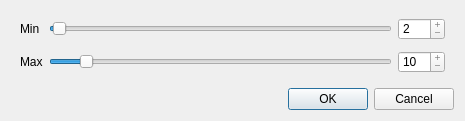
opentrack/opentrack, file ftnoir_filter_ewma2/ftnoir_ewma_filtercontrols.ui: the form before one commit.
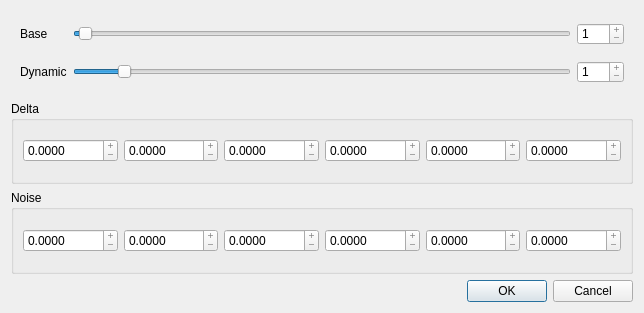
The form after the commit. Icons and pictures are not drawn.

Commit message: show delta/noise alphas in UI for debugging

```diff
--- a/ftnoir_filter_ewma2/ftnoir_ewma_filtercontrols.ui
+++ b/ftnoir_filter_ewma2/ftnoir_ewma_filtercontrols.ui
@@ -9,8 +9,8 @@
    <rect>
     <x>0</x>
     <y>0</y>
-    <width>465</width>
-    <height>121</height>
+    <width>644</width>
+    <height>313</height>
    </rect>
   </property>
   <property name="windowTitle">
@@ -51,7 +51,7 @@
          <string notr="true"/>
         </property>
         <property name="text">
-         <string>Max</string>
+         <string>Dynamic</string>
         </property>
        </widget>
       </item>
@@ -76,13 +76,13 @@
          <number>1</number>
         </property>
         <property name="maximum">
-         <number>120</number>
+         <number>100</number>
         </property>
         <property name="singleStep">
          <number>5</number>
         </property>
         <property name="value">
-         <number>2</number>
+         <number>1</number>
         </property>
        </widget>
       </item>
@@ -107,13 +107,13 @@
          <number>1</number>
         </property>
         <property name="maximum">
-         <number>120</number>
+         <number>100</number>
         </property>
         <property name="singleStep">
          <number>5</number>
         </property>
         <property name="value">
-         <number>10</number>
+         <number>1</number>
         </property>
        </widget>
       </item>
@@ -163,7 +163,7 @@
          <string notr="true"/>
         </property>
         <property name="text">
-         <string>Min</string>
+         <string>Base</string>
         </property>
        </widget>
       </item>
@@ -198,6 +198,288 @@
      </layout>
     </widget>
    </item>
+   <item>
+    <widget class="QGroupBox" name="groupBox">
+     <property name="title">
+      <string>Delta</string>
+     </property>
+     <layout class="QHBoxLayout" name="horizontalLayout">
+      <item>
+       <widget class="QDoubleSpinBox" name="d0">
+        <property name="readOnly">
+         <bool>true</bool>
+        </property>
+        <property name="buttonSymbols">
+         <enum>QAbstractSpinBox::PlusMinus</enum>
+        </property>
+        <property name="decimals">
+         <number>4</number>
+        </property>
+        <property name="minimum">
+         <double>-99.000000000000000</double>
+        </property>
+        <property name="maximum">
+         <double>99.000000000000000</double>
+        </property>
+        <property name="singleStep">
+         <double>0.000000000000000</double>
+        </property>
+       </widget>
+      </item>
+      <item>
+       <widget class="QDoubleSpinBox" name="d1">
+        <property name="readOnly">
+         <bool>true</bool>
+        </property>
+        <property name="buttonSymbols">
+         <enum>QAbstractSpinBox::PlusMinus</enum>
+        </property>
+        <property name="decimals">
+         <number>4</number>
+        </property>
+        <property name="minimum">
+         <double>-99.000000000000000</double>
+        </property>
+        <property name="maximum">
+         <double>99.000000000000000</double>
+        </property>
+        <property name="singleStep">
+         <double>0.000000000000000</double>
+        </property>
+       </widget>
+      </item>
+      <item>
+       <widget class="QDoubleSpinBox" name="d2">
+        <property name="readOnly">
+         <bool>true</bool>
+        </property>
+        <property name="buttonSymbols">
+         <enum>QAbstractSpinBox::PlusMinus</enum>
+        </property>
+        <property name="decimals">
+         <number>4</number>
+        </property>
+        <property name="minimum">
+         <double>-99.000000000000000</double>
+        </property>
+        <property name="maximum">
+         <double>99.000000000000000</double>
+        </property>
+        <property name="singleStep">
+         <double>0.000000000000000</double>
+        </property>
+       </widget>
+      </item>
+      <item>
+       <widget class="QDoubleSpinBox" name="d3">
+        <property name="readOnly">
+         <bool>true</bool>
+        </property>
+        <property name="buttonSymbols">
+         <enum>QAbstractSpinBox::PlusMinus</enum>
+        </property>
+        <property name="decimals">
+         <number>4</number>
+        </property>
+        <property name="minimum">
+         <double>-99.000000000000000</double>
+        </property>
+        <property name="maximum">
+         <double>99.000000000000000</double>
+        </property>
+        <property name="singleStep">
+         <double>0.000000000000000</double>
+        </property>
+       </widget>
+      </item>
+      <item>
+       <widget class="QDoubleSpinBox" name="d4">
+        <property name="readOnly">
+         <bool>true</bool>
+        </property>
+        <property name="buttonSymbols">
+         <enum>QAbstractSpinBox::PlusMinus</enum>
+        </property>
+        <property name="decimals">
+         <number>4</number>
+        </property>
+        <property name="minimum">
+         <double>-99.000000000000000</double>
+        </property>
+        <property name="maximum">
+         <double>99.000000000000000</double>
+        </property>
+        <property name="singleStep">
+         <double>0.000000000000000</double>
+        </property>
+       </widget>
+      </item>
+      <item>
+       <widget class="QDoubleSpinBox" name="d5">
+        <property name="readOnly">
+         <bool>true</bool>
+        </property>
+        <property name="buttonSymbols">
+         <enum>QAbstractSpinBox::PlusMinus</enum>
+        </property>
+        <property name="decimals">
+         <number>4</number>
+        </property>
+        <property name="minimum">
+         <double>-99.000000000000000</double>
+        </property>
+        <property name="maximum">
+         <double>99.000000000000000</double>
+        </property>
+        <property name="singleStep">
+         <double>0.000000000000000</double>
+        </property>
+       </widget>
+      </item>
+     </layout>
+    </widget>
+   </item>
+   <item>
+    <widget class="QGroupBox" name="groupBox_2">
+     <property name="title">
+      <string>Noise</string>
+     </property>
+     <layout class="QHBoxLayout" name="horizontalLayout_2">
+      <item>
+       <widget class="QDoubleSpinBox" name="n0">
+        <property name="readOnly">
+         <bool>true</bool>
+        </property>
+        <property name="buttonSymbols">
+         <enum>QAbstractSpinBox::PlusMinus</enum>
+        </property>
+        <property name="decimals">
+         <number>4</number>
+        </property>
+        <property name="minimum">
+         <double>-99.000000000000000</double>
+        </property>
+        <property name="maximum">
+         <double>99.000000000000000</double>
+        </property>
+        <property name="singleStep">
+         <double>0.000000000000000</double>
+        </property>
+       </widget>
+      </item>
+      <item>
+       <widget class="QDoubleSpinBox" name="n1">
+        <property name="readOnly">
+         <bool>true</bool>
+        </property>
+        <property name="buttonSymbols">
+         <enum>QAbstractSpinBox::PlusMinus</enum>
+        </property>
+        <property name="decimals">
+         <number>4</number>
+        </property>
+        <property name="minimum">
+         <double>-99.000000000000000</double>
+        </property>
+        <property name="maximum">
+         <double>99.000000000000000</double>
+        </property>
+        <property name="singleStep">
+         <double>0.000000000000000</double>
+        </property>
+       </widget>
+      </item>
+      <item>
+       <widget class="QDoubleSpinBox" name="n2">
+        <property name="readOnly">
+         <bool>true</bool>
+        </property>
+        <property name="buttonSymbols">
+         <enum>QAbstractSpinBox::PlusMinus</enum>
+        </property>
+        <property name="decimals">
+         <number>4</number>
+        </property>
+        <property name="minimum">
+         <double>-99.000000000000000</double>
+        </property>
+        <property name="maximum">
+         <double>99.000000000000000</double>
+        </property>
+        <property name="singleStep">
+         <double>0.000000000000000</double>
+        </property>
+       </widget>
+      </item>
+      <item>
+       <widget class="QDoubleSpinBox" name="n3">
+        <property name="readOnly">
+         <bool>true</bool>
+        </property>
+        <property name="buttonSymbols">
+         <enum>QAbstractSpinBox::PlusMinus</enum>
+        </property>
+        <property name="decimals">
+         <number>4</number>
+        </property>
+        <property name="minimum">
+         <double>-99.000000000000000</double>
+        </property>
+        <property name="maximum">
+         <double>99.000000000000000</double>
+        </property>
+        <property name="singleStep">
+         <double>0.000000000000000</double>
+        </property>
+       </widget>
+      </item>
+      <item>
+       <widget class="QDoubleSpinBox" name="n4">
+        <property name="readOnly">
+         <bool>true</bool>
+        </property>
+        <property name="buttonSymbols">
+         <enum>QAbstractSpinBox::PlusMinus</enum>
+        </property>
+        <property name="decimals">
+         <number>4</number>
+        </property>
+        <property name="minimum">
+         <double>-99.000000000000000</double>
+        </property>
+        <property name="maximum">
+         <double>99.000000000000000</double>
+        </property>
+        <property name="singleStep">
+         <double>0.000000000000000</double>
+        </property>
+       </widget>
+      </item>
+      <item>
+       <widget class="QDoubleSpinBox" name="n5">
+        <property name="readOnly">
+         <bool>true</bool>
+        </property>
+        <property name="buttonSymbols">
+         <enum>QAbstractSpinBox::PlusMinus</enum>
+        </property>
+        <property name="decimals">
+         <number>4</number>
+        </property>
+        <property name="minimum">
+         <double>-99.000000000000000</double>
+        </property>
+        <property name="maximum">
+         <double>99.000000000000000</double>
+        </property>
+        <property name="singleStep">
+         <double>0.000000000000000</double>
+        </property>
+       </widget>
+      </item>
+     </layout>
+    </widget>
+   </item>
    <item>
     <widget class="QDialogButtonBox" name="buttonBox">
      <property name="standardButtons">
```
Left out of the diff: 50 changed lines with no effect on the pictures. The commit also changes 3 other files.
